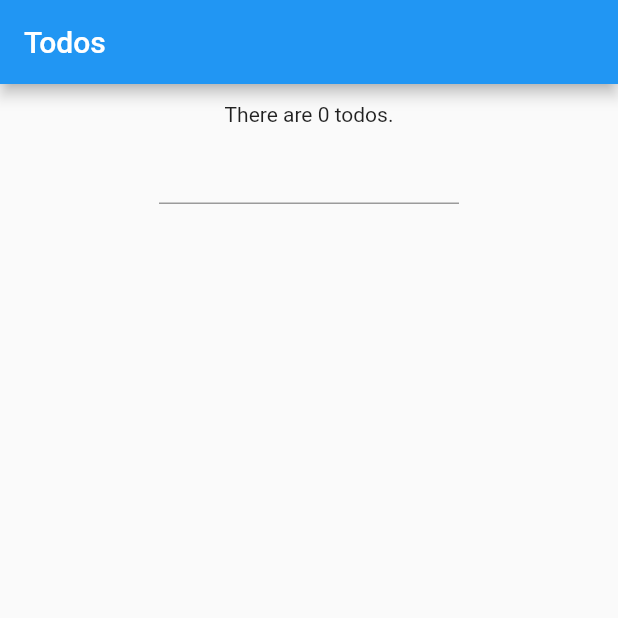
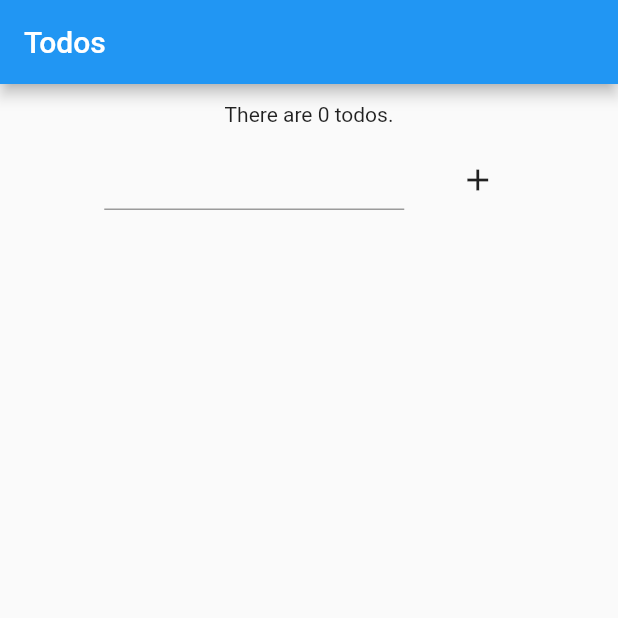
Before and after one commit to AppSpotr/flutter-boilerplate, a Flutter app: the TodosScreen screen opened directly, on a phone screen of 412 x 824 dp, the top half of it. Run offline on Flutter 3.47's test engine with Material 2 defaults, Android fonts, the phone set to English and light mode, and no system bars; our stand-ins replace flutter_dotenv; network calls fail.

Commit message:
[added] navigation to sub page

```diff
--- a/lib/screens/todos/widget.dart
+++ b/lib/screens/todos/widget.dart
@@ -1,3 +1,4 @@
+import 'package:boilerplate/screens/todos/details.dart';
 import 'package:boilerplate/state/todos/actions.dart';
 import 'package:boilerplate/state/todos/selectors.dart';
 import 'package:boilerplate/state/todos/state.dart';
@@ -27,6 +28,24 @@ class _TodosScreen extends State<TodosScreen> {
     return;
   }
 
+  void onAddTodo(String s) {
+    todoActions.addTodo(Todo(id: 0, title: s));
+
+    ScaffoldMessenger.of(context).showSnackBar(SnackBar(
+      content: Text(s),
+      action: SnackBarAction(label: 'Undo', onPressed: todoActions.undoAddTodo),
+    ));
+  }
+
+  void openTodo(String title) {
+    Navigator.push(
+      context,
+      MaterialPageRoute(
+        builder: (context) => DetailsScreen(title: title),
+      ),
+    );
+  }
+
   @override
   Widget build(BuildContext context) => Consumer<TodosState>(
         builder: ((context, todos, child) {
@@ -47,7 +66,7 @@ class _TodosScreen extends State<TodosScreen> {
                     SizedBox(
                       height: 40,
                       child: Center(
-                        child: Text('There are ${todos.todos.length} todos.'),
+                        child: Text('There are ${filteredTodos.length} todos.'),
                       ),
                     ),
                   ],
@@ -65,7 +84,17 @@ class _TodosScreen extends State<TodosScreen> {
                         ),
                       ),
                     ),
+                    const SizedBox(
+                      width: 25,
+                    ),
+                    IconButton(
+                      onPressed: () => onAddTodo(todos.search),
+                      icon: const Icon(Icons.add),
+                    )
                   ],
+                ),
+                const SizedBox(
+                  height: 20,
                 ),
                 Expanded(
                   child: Center(
@@ -73,10 +102,23 @@ class _TodosScreen extends State<TodosScreen> {
                       onRefresh: fetchItems,
                       child: ListView.builder(
                         itemCount: filteredTodos.length,
-                        itemBuilder: ((context, index) => SizedBox(
-                              height: 40,
-                              child:
-                                  Text('title: ${filteredTodos[index].title}'),
+                        itemBuilder: ((context, index) => Row(
+                              children: [
+                                Expanded(
+                                  child: Text(
+                                    'title: ${filteredTodos[index].title}',
+                                    overflow: TextOverflow.ellipsis,
+                                  ),
+                                ),
+                                SizedBox(
+                                  width: 40,
+                                  child: IconButton(
+                                    onPressed: () =>
+                                        openTodo(filteredTodos[index].title),
+                                    icon: const Icon(Icons.arrow_right),
+                                  ),
+                                ),
+                              ],
                             )),
                       ),
                     ),
```
Also changed, not shown: lib/screens/todos/details.dart (added, +18 -0 lines), lib/state/todos/actions.dart (+8 -0 lines), lib/state/todos/selectors.dart (+5 -8 lines), lib/state/todos/state.dart (+15 -6 lines).
